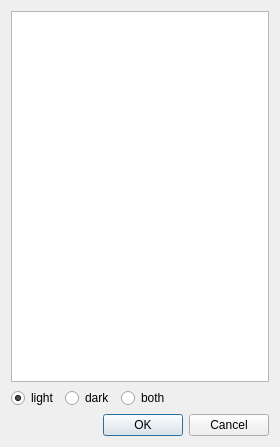
This is piccolo2/player/spectralist.ui in TeamPiccolo/piccolo2-player as Qt 5 draws it before an edit. The edited form follows.
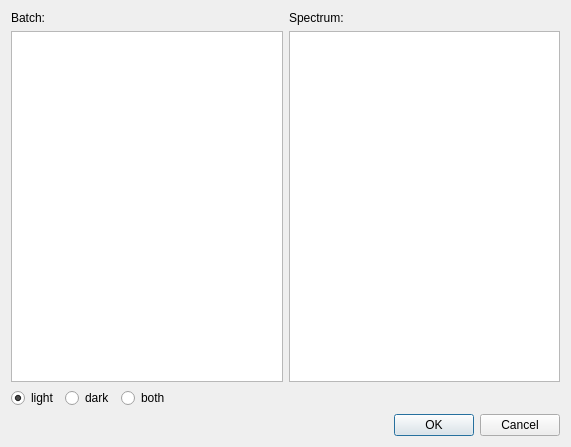
This is the edited form.

Commit message: added multiple panels to sort through downloadable spectra

```diff
--- a/piccolo2/player/spectralist.ui
+++ b/piccolo2/player/spectralist.ui
@@ -6,7 +6,7 @@
    <rect>
     <x>0</x>
     <y>0</y>
-    <width>280</width>
+    <width>571</width>
     <height>447</height>
    </rect>
   </property>
@@ -18,7 +18,39 @@
   </property>
   <layout class="QVBoxLayout" name="verticalLayout">
    <item>
-    <widget class="QListWidget" name="listWidget"/>
+    <layout class="QHBoxLayout" name="horizontalLayout_4">
+     <item>
+      <layout class="QVBoxLayout" name="verticalLayout_4">
+       <item>
+        <widget class="QLabel" name="label">
+         <property name="text">
+          <string>Batch:</string>
+         </property>
+        </widget>
+       </item>
+       <item>
+        <widget class="QListWidget" name="listWidget"/>
+       </item>
+      </layout>
+     </item>
+     <item>
+      <layout class="QVBoxLayout" name="verticalLayout_5">
+       <property name="leftMargin">
+        <number>0</number>
+       </property>
+       <item>
+        <widget class="QLabel" name="label_2">
+         <property name="text">
+          <string>Spectrum:</string>
+         </property>
+        </widget>
+       </item>
+       <item>
+        <widget class="QListWidget" name="listWidget_2"/>
+       </item>
+      </layout>
+     </item>
+    </layout>
    </item>
    <item>
     <layout class="QHBoxLayout" name="horizontalLayout">
```
The commit also changes 6 other files.
